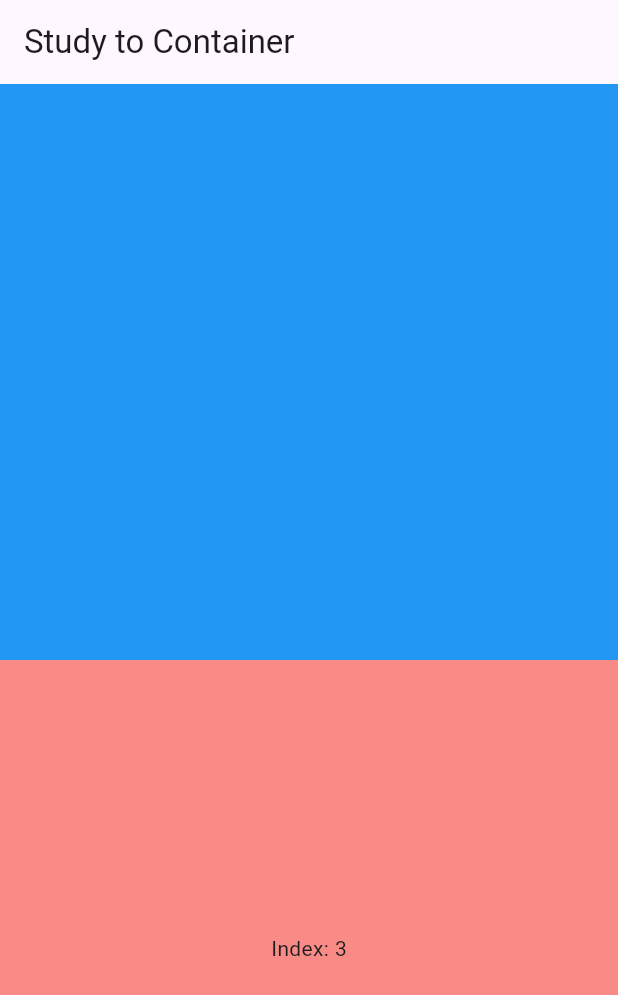
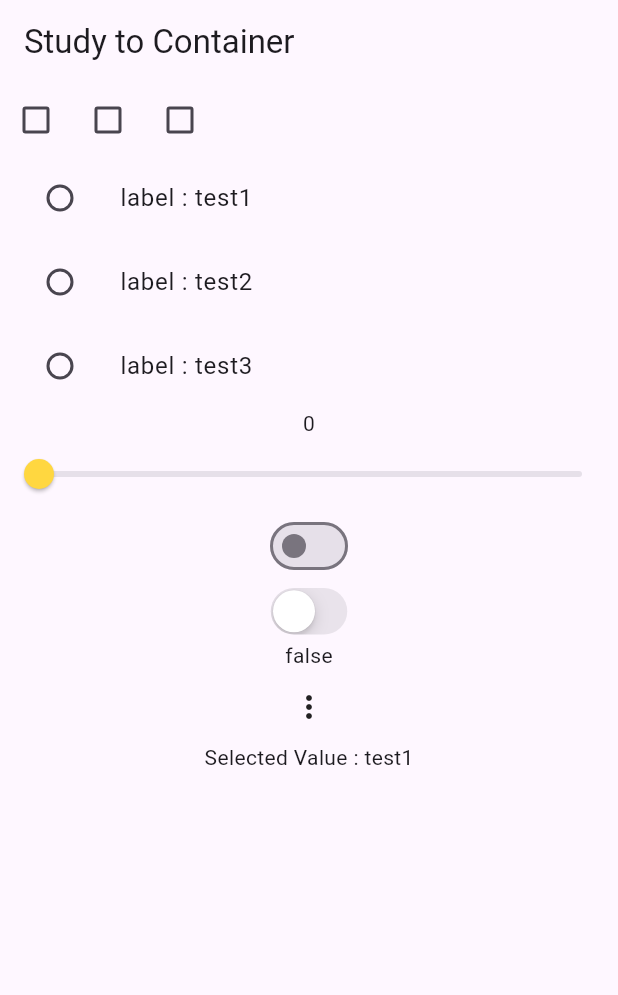
Before and after one commit to soonSoonyy/study-demo, a Flutter app: the screen it shows after launch, on a phone screen of 412 x 824 dp. Shown: the top 995 px of the screen. Run offline on Flutter 3.47's test engine with Material 3 defaults, Android fonts, the phone set to English and light mode, and no system bars.

Commit message:
입력 위젯 실습

```diff
--- a/flutter_app_test/lib/main.dart
+++ b/flutter_app_test/lib/main.dart
@@ -1,10 +1,11 @@
+import 'package:flutter/cupertino.dart';
 import 'package:flutter/material.dart';
 
 void main() {
   runApp(MaterialApp(
     home: Scaffold(
         appBar: AppBar(
-          title: Text('Study to Container'),
+          title: const Text('Study to Container'),
         ),
         body: Body()),
   ));
@@ -13,73 +14,210 @@ void main() {
 class Body extends StatelessWidget {
   @override
   Widget build(BuildContext context) {
-    return Column(
-        children: [
-          ExampleStateless(),
-          ExampleStateful(index : 3)]);
+    return const Column(children: [
+      TestCheckBox(),
+      TestRadioButton(),
+      TestSlider(),
+      TestSwitch(),
+      TestPopUpMenu(),
+    ]);
   }
 }
 
-class ExampleStateless extends StatelessWidget {
-  const ExampleStateless({super.key});
+class TestPopUpMenu extends StatefulWidget {
+  const TestPopUpMenu({super.key});
+
+  @override
+  State<TestPopUpMenu> createState() => _TestPopUpMenuState();
+}
+
+enum TestPopUpMenuValue { test1, test2, test3 }
+
+class _TestPopUpMenuState extends State<TestPopUpMenu> {
+  TestPopUpMenuValue? selectValue = TestPopUpMenuValue.test1;
 
   @override
   Widget build(BuildContext context) {
-    return Expanded(
-        flex: 1,
-        child: Container(
-          color: Colors.blue,
-        ));
+    return Column(
+      children: [
+        PopupMenuButton(
+          itemBuilder: (context) {
+            return [
+              PopupMenuItem(
+                value: TestPopUpMenuValue.test1,
+                child: Text(TestPopUpMenuValue.test1.name),
+              ),
+              PopupMenuItem(
+                value: TestPopUpMenuValue.test2,
+                child: Text(TestPopUpMenuValue.test2.name),
+              ),
+              PopupMenuItem(
+                value: TestPopUpMenuValue.test3,
+                child: Text(TestPopUpMenuValue.test3.name),
+              ),
+            ];
+          },
+          onSelected: (newValue) => setState(() => selectValue = newValue),
+        ),
+        Text('Selected Value : ${selectValue!.name}'),
+      ],
+    );
   }
 }
 
-class ExampleStateful extends StatefulWidget {
-  final int index;
-
-  const ExampleStateful({required this.index, super.key});
+class TestSwitch extends StatefulWidget {
+  const TestSwitch({super.key});
 
   @override
-  State<ExampleStateful> createState() => _ExampleStatefulState();
+  State<TestSwitch> createState() => _TestSwitchState();
 }
 
-class _ExampleStatefulState extends State<ExampleStateful> {
-  late int _index;
-  late TextEditingController textEditingController;
+class _TestSwitchState extends State<TestSwitch> {
+  bool value = false;
+
+  @override
+  Widget build(BuildContext context) {
+    return Column(
+      children: [
+        Switch(
+            value: value,
+            onChanged: (newValue) => setState(() => value = newValue)),
+        CupertinoSwitch(
+            value: value,
+            onChanged: (newValue) => setState(() => value = newValue)),
+        Text('$value'),
+      ],
+    );
+  }
+}
+
+class TestSlider extends StatefulWidget {
+  const TestSlider({super.key});
+
+  @override
+  State<TestSlider> createState() => _TestSliderState();
+}
+
+class _TestSliderState extends State<TestSlider> {
+  double value = 0;
+
+  @override
+  Widget build(BuildContext context) {
+    return Column(
+      children: [
+        Text('${value.round()}'),
+        Slider(
+            activeColor: Colors.amberAccent,
+            label: '$value',
+            divisions: 100,
+            min: 0,
+            max: 100,
+            value: value.round().toDouble(),
+            onChanged: (newValue) => setState(() => value = newValue)),
+      ],
+    );
+  }
+}
+
+class TestRadioButton extends StatefulWidget {
+  const TestRadioButton({super.key});
+
+  @override
+  State<TestRadioButton> createState() => _TestRadioButtonState();
+}
+
+enum TestRadioValue { test1, test2, test3 }
+
+class _TestRadioButtonState extends State<TestRadioButton> {
+  TestRadioValue? selectValue;
+
+  @override
+  Widget build(BuildContext context) {
+    return Column(
+      children: [
+        ListTile(
+          leading: Radio<TestRadioValue>(
+              value: TestRadioValue.test1,
+              groupValue: selectValue,
+              onChanged: (value) => setState(() => selectValue = value!)),
+          title: Text("label : ${TestRadioValue.test1.name}"),
+          onTap: () {
+            setState(() {
+              if (selectValue != TestRadioValue.test1) {
+                selectValue = TestRadioValue.test1;
+              }
+            });
+          },
+        ),
+        ListTile(
+          leading: Radio<TestRadioValue>(
+              value: TestRadioValue.test2,
+              groupValue: selectValue,
+              onChanged: (value) => setState(() => selectValue = value!)),
+          title: Text("label : ${TestRadioValue.test2.name}"),
+          onTap: () {
+            setState(() {
+              if (selectValue != TestRadioValue.test2) {
+                selectValue = TestRadioValue.test2;
+              }
+            });
+          },
+        ),
+        ListTile(
+          leading: Radio<TestRadioValue>(
+              value: TestRadioValue.test3,
+              groupValue: selectValue,
+              onChanged: (value) => setState(() => selectValue = value!)),
+          title: Text("label : ${TestRadioValue.test3.name}"),
+          onTap: () {
+            setState(() {
+              if (selectValue != TestRadioValue.test3) {
+                selectValue = TestRadioValue.test3;
+              }
+            });
+          },
+        ),
+      ],
+    );
+  }
+}
+
+class TestCheckBox extends StatefulWidget {
+  const TestCheckBox({super.key});
+
+  @override
+  State<TestCheckBox> createState() => _TestCheckBoxState();
+}
+
+class _TestCheckBoxState extends State<TestCheckBox> {
+  late List<bool> values;
 
   @override
   void initState() {
     super.initState();
-    _index = widget.index;
-    textEditingController = TextEditingController();
-  }
-
-  @override
-  void dispose() {
-    textEditingController.dispose();
-    super.dispose();
+    values = [false, false, false];
   }
 
   @override
   Widget build(BuildContext context) {
-    return Expanded(
-      flex: 1,
-      child: GestureDetector(
-        onTap: () {
-          setState(() {
-            if (_index == 5) {
-              _index = 0;
-              return;
-            }
-            _index += 1;
-          });
-        },
-        child: Container(
-          color: Colors.red.withOpacity(_index / 5),
-          child: Center(
-            child: Text('Index: $_index'),
-          ),
-        ),
-      ),
+    return Row(
+      children: [
+        Checkbox(
+            value: values[0],
+            onChanged: (value) => onChangeValue(0, value ?? false)),
+        Checkbox(
+            value: values[1],
+            onChanged: (value) => onChangeValue(1, value ?? false)),
+        Checkbox(
+            value: values[2],
+            onChanged: (value) => onChangeValue(2, value ?? false)),
+      ],
     );
   }
+
+  void onChangeValue(int index, bool value) {
+    setState(() {
+      values[index] = value;
+    });
+  }
 }
```
